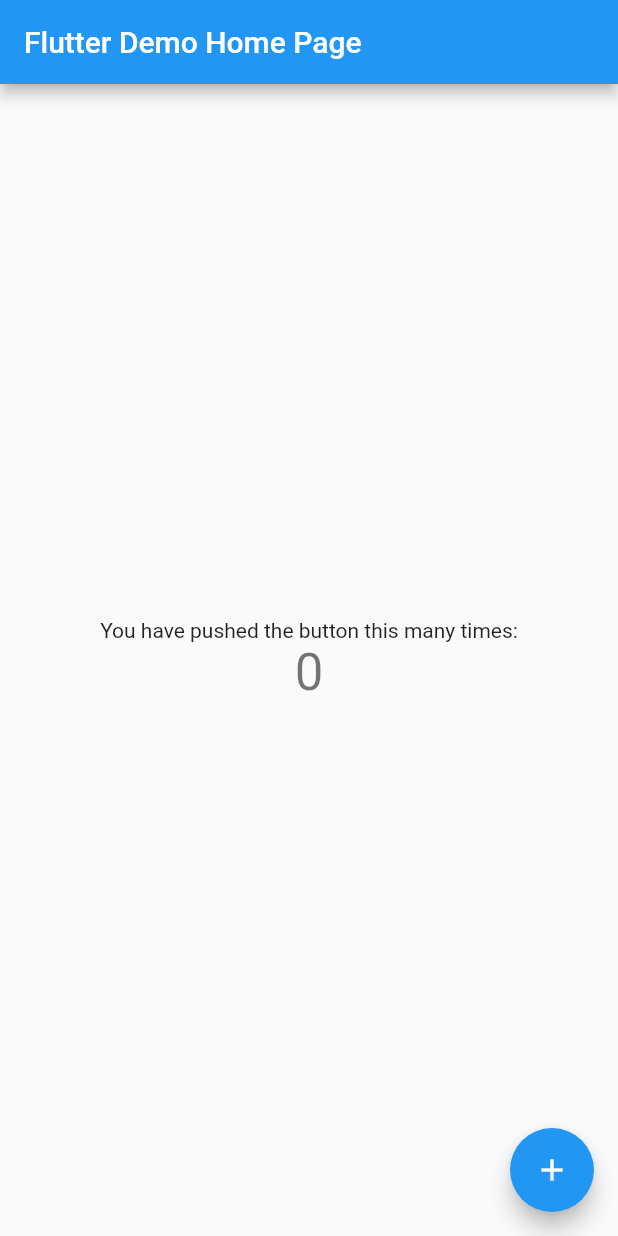
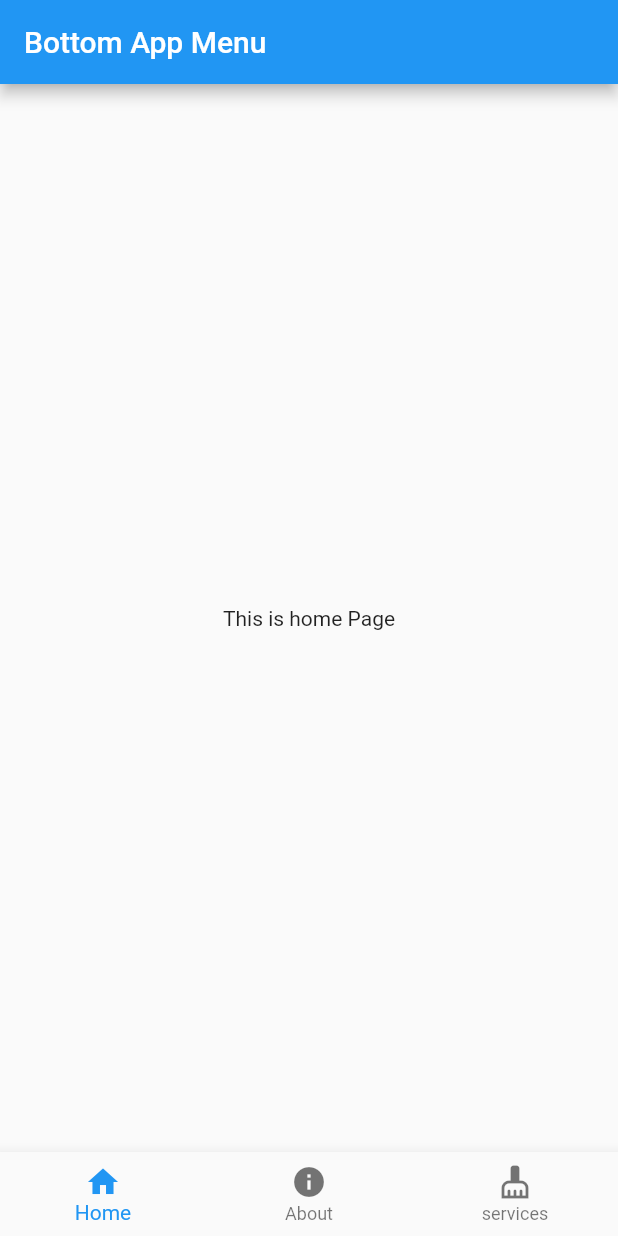
Before and after one commit to ashishpandey2600/Apps-Flutter, a Flutter app: the screen it shows after launch, on a phone screen of 412 x 824 dp. Run offline on Flutter 3.47's test engine with Material 2 defaults, Android fonts, the phone set to English and light mode, and no system bars.

Commit message:
New app 2

```diff
--- a/flutter_application_2/lib/main.dart
+++ b/flutter_application_2/lib/main.dart
@@ -1,115 +1,44 @@
 import 'package:flutter/material.dart';
+import 'package:flutter_application_2/samplepages.dart';
 
 void main() {
-  runApp(const MyApp());
+  runApp(MaterialApp(
+    title: "Bottom App Menu",
+    home: BottomMenu(),
+  ));
 }
 
-class MyApp extends StatelessWidget {
-  const MyApp({Key? key}) : super(key: key);
+class BottomMenu extends StatefulWidget {
+  @override
+  State<StatefulWidget> createState() {
+    return _BottomMenuState();
+  }
+}
 
-  // This widget is the root of your application.
+class _BottomMenuState extends State<BottomMenu> {
+  var _pagesData = [HomePage(),About(),Service()];
+  int _selectedItem = 0;
   @override
   Widget build(BuildContext context) {
-    return MaterialApp(
-      title: 'Flutter Demo',
-      theme: ThemeData(
-        // This is the theme of your application.
-        //
-        // Try running your application with "flutter run". You'll see the
-        // application has a blue toolbar. Then, without quitting the app, try
-        // changing the primarySwatch below to Colors.green and then invoke
-        // "hot reload" (press "r" in the console where you ran "flutter run",
-        // or simply save your changes to "hot reload" in a Flutter IDE).
-        // Notice that the counter didn't reset back to zero; the application
-        // is not restarted.
-        primarySwatch: Colors.blue,
+    return Scaffold(
+      appBar: AppBar(title: Text("Bottom App Menu")),
+      body: Center(
+        child: _pagesData[_selectedItem],
       ),
-      home: const MyHomePage(title: 'Flutter Demo Home Page'),
+      bottomNavigationBar: BottomNavigationBar(
+        items: <BottomNavigationBarItem>[
+          BottomNavigationBarItem(icon: Icon(Icons.home), label: "Home"),
+          BottomNavigationBarItem(icon: Icon(Icons.info), label: "About"),
+          BottomNavigationBarItem(
+              icon: Icon(Icons.cleaning_services), label: "services")
+        ],
+        currentIndex: _selectedItem,
+        onTap: (setValue) {
+          setState(() {
+            _selectedItem = setValue;
+          });
+        },
+      ),
     );
   }
 }
-
-class MyHomePage extends StatefulWidget {
-  const MyHomePage({Key? key, required this.title}) : super(key: key);
-
-  // This widget is the home page of your application. It is stateful, meaning
-  // that it has a State object (defined below) that contains fields that affect
-  // how it looks.
-
-  // This class is the configuration for the state. It holds the values (in this
-  // case the title) provided by the parent (in this case the App widget) and
-  // used by the build method of the State. Fields in a Widget subclass are
-  // always marked "final".
-
-  final String title;
-
-  @override
-  State<MyHomePage> createState() => _MyHomePageState();
-}
-
-class _MyHomePageState extends State<MyHomePage> {
-  int _counter = 0;
-
-  void _incrementCounter() {
-    setState(() {
-      // This call to setState tells the Flutter framework that something has
-      // changed in this State, which causes it to rerun the build method below
-      // so that the display can reflect the updated values. If we changed
-      // _counter without calling setState(), then the build method would not be
-      // called again, and so nothing would appear to happen.
-      _counter++;
-    });
-  }
-
-  @override
-  Widget build(BuildContext context) {
-    // This method is rerun every time setState is called, for instance as done
-    // by the _incrementCounter method above.
-    //
-    // The Flutter framework has been optimized to make rerunning build methods
-    // fast, so that you can just rebuild anything that needs updating rather
-    // than having to individually change instances of widgets.
-    return Scaffold(
-      appBar: AppBar(
-        // Here we take the value from the MyHomePage object that was created by
-        // the App.build method, and use it to set our appbar title.
-        title: Text(widget.title),
-      ),
-      body: Center(
-        // Center is a layout widget. It takes a single child and positions it
-        // in the middle of the parent.
-        child: Column(
-          // Column is also a layout widget. It takes a list of children and
-          // arranges them vertically. By default, it sizes itself to fit its
-          // children horizontally, and tries to be as tall as its parent.
-          //
-          // Invoke "debug painting" (press "p" in the console, choose the
-          // "Toggle Debug Paint" action from the Flutter Inspector in Android
-          // Studio, or the "Toggle Debug Paint" command in Visual Studio Code)
-          // to see the wireframe for each widget.
-          //
-          // Column has various properties to control how it sizes itself and
-          // how it positions its children. Here we use mainAxisAlignment to
-          // center the children vertically; the main axis here is the vertical
-          // axis because Columns are vertical (the cross axis would be
-          // horizontal).
-          mainAxisAlignment: MainAxisAlignment.center,
-          children: <Widget>[
-            const Text(
-              'You have pushed the button this many times:',
-            ),
-            Text(
-              '$_counter',
-              style: Theme.of(context).textTheme.headline4,
-            ),
-          ],
-        ),
-      ),
-      floatingActionButton: FloatingActionButton(
-        onPressed: _incrementCounter,
-        tooltip: 'Increment',
-        child: const Icon(Icons.add),
-      ), // This trailing comma makes auto-formatting nicer for build methods.
-    );
-  }
-}
--- /dev/null
+++ b/flutter_application_2/lib/samplepages.dart
@@ -0,0 +1,30 @@
+import 'package:flutter/material.dart';
+
+class HomePage extends StatelessWidget {
+  @override
+  Widget build(BuildContext context) {
+    return Scaffold(
+        body: Center(
+      child: Text("This is home Page"),
+    ));
+  }
+}
+class About extends StatelessWidget {
+  @override
+  Widget build(BuildContext context) {
+    return Scaffold(
+        body: Center(
+      child: Text("This is about Page"),
+    ));
+  }
+}
+
+class Service extends StatelessWidget {
+  @override
+  Widget build(BuildContext context) {
+    return Scaffold(
+        body: Center(
+      child: Text("This is service Page"),
+    ));
+  }
+}
```
